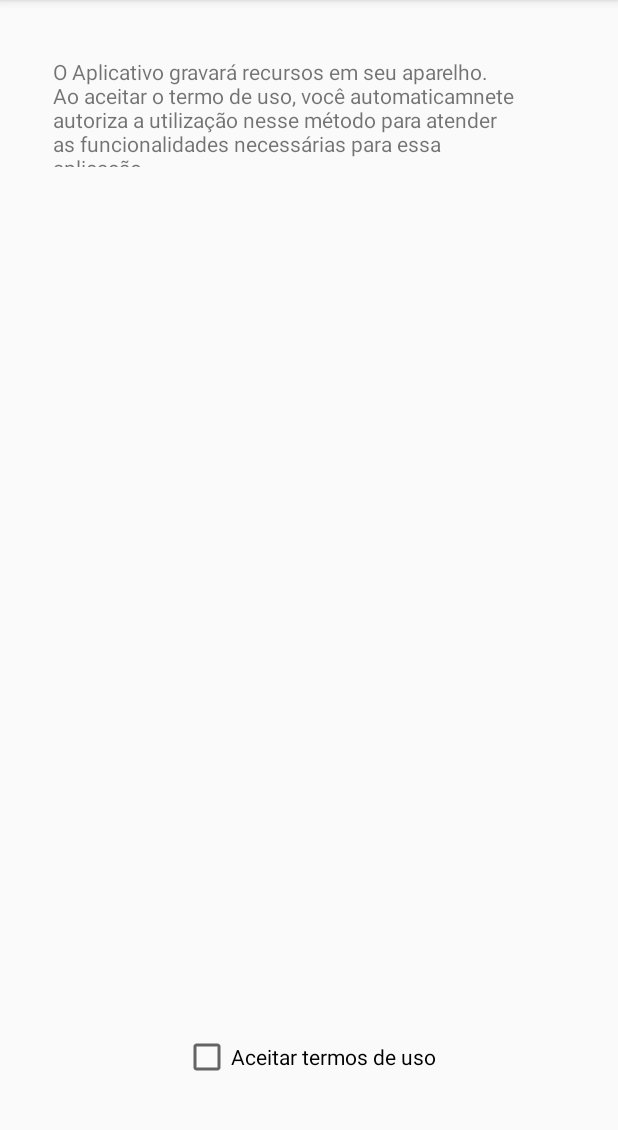
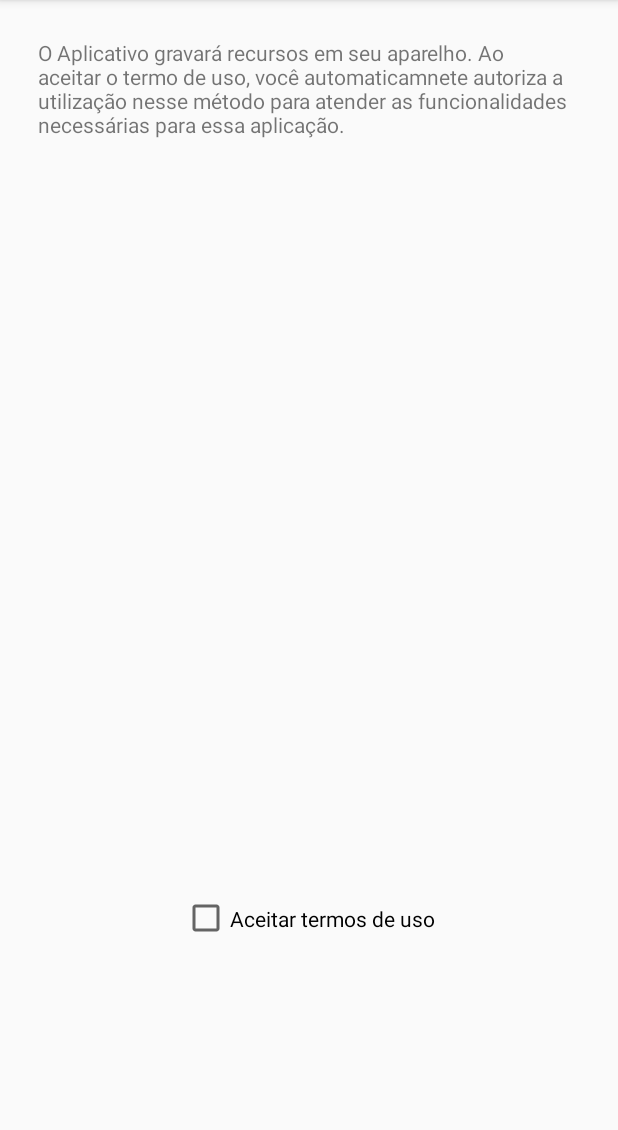
Before and after one commit to ProjIntegrador/android-hippo, an Android app: the screen it shows after launch (MainActivity), on a phone screen of 412 x 824 dp, the part 84-1214 px from its top. Run offline under Robolectric (Android 15) with nearby library versions, the phone set to English and light mode, and no system bars.

Commit message:
tela de categorias, menu e reavaliando o activity_main

```diff
--- a/app/src/main/res/layout/activity_main.xml
+++ b/app/src/main/res/layout/activity_main.xml
@@ -1,38 +1,33 @@
 <?xml version="1.0" encoding="utf-8"?>
-<android.support.constraint.ConstraintLayout xmlns:android="http://schemas.android.com/apk/res/android"
+<LinearLayout xmlns:android="http://schemas.android.com/apk/res/android"
     xmlns:app="http://schemas.android.com/apk/res-auto"
     xmlns:tools="http://schemas.android.com/tools"
     android:layout_width="match_parent"
     android:layout_height="match_parent"
-    tools:context="br.com.enforce.hippov1.MainActivity">
+    android:orientation="vertical"
+    tools:context="br.com.enforce.hippov1.MainActivity"
+    android:padding="@dimen/paddin_terms"
+    android:gravity="center_horizontal">
+
 
     <TextView
-        android:id="@+id/textView2"
-        android:layout_width="314dp"
-        android:layout_height="73dp"
+        android:id="@+id/textView"
+        android:layout_width="match_parent"
+        android:layout_height="0dp"
         android:layout_alignParentStart="true"
         android:layout_alignParentTop="true"
-        android:layout_marginTop="38dp"
-        android:text="O Aplicativo gravará recursos em seu aparelho. Ao aceitar o termo de uso, você automaticamnete autoriza a utilização nesse método para atender as funcionalidades necessárias para essa aplicação."
-        app:layout_constraintLeft_toLeftOf="parent"
-        app:layout_constraintTop_toTopOf="parent"
-        tools:layout_constraintLeft_creator="1"
-        tools:layout_constraintTop_creator="1"
-        android:layout_marginLeft="35dp" />
+        android:layout_weight="2"
+        android:text="@string/termDescription"/>
+
 
     <CheckBox
-        android:text="Aceitar termos de uso"
+        android:text="@string/termCheck"
         android:layout_width="wrap_content"
         android:layout_height="wrap_content"
         android:id="@+id/termos"
         android:layout_below="@+id/textView2"
         android:layout_alignParentStart="true"
-        tools:layout_constraintRight_creator="1"
-        tools:layout_constraintBottom_creator="1"
-        app:layout_constraintBottom_toBottomOf="parent"
-        app:layout_constraintRight_toRightOf="parent"
         tools:layout_constraintLeft_creator="1"
-        android:layout_marginBottom="47dp"
-        app:layout_constraintLeft_toLeftOf="parent" />
+        android:layout_weight="1"/>
 
-</android.support.constraint.ConstraintLayout>
+</LinearLayout>
--- a/app/src/main/res/values/strings.xml
+++ b/app/src/main/res/values/strings.xml
@@ -1,3 +1,7 @@
 <resources>
     <string name="app_name">HIPPO V1</string>
+    <string name="termCheck">Aceitar termos de uso</string>
+    <string name="termDescription">
+O Aplicativo gravará recursos em seu aparelho. Ao aceitar o termo de uso, você automaticamnete autoriza a utilização nesse método para atender as funcionalidades necessárias para essa aplicação.
+    </string>
 </resources>
```
Also changed, not shown: app/src/main/res/layout/activity_categorias.xml (+16 -1 lines), app/src/main/res/layout/menu_categoria.xml (added, +54 -0 lines), app/src/main/res/values/dimen.xml (added, +9 -0 lines).
